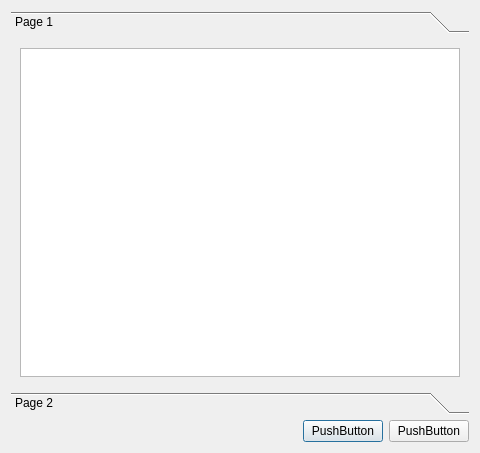
Above: confirmimport.ui from ArtemHodeev/Gidrolog before the change. Below: the same form after it.
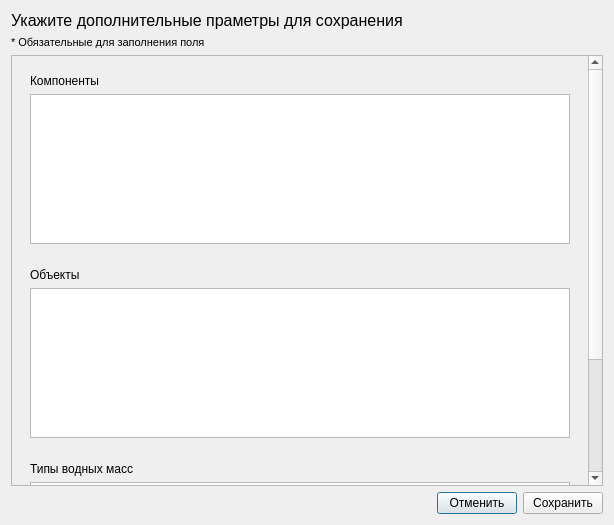
That is the form after the change.

Commit message: #3 Обновления: Реализован дилог с пользователем. После импорта система отображает какие новые элементы получены из файла и с какими параметрами их сохранить. Проблеммы: нет запроса для мест взяти проб; нет возможности указать какие элементы не сохранять, а значит и не импортировать.

Diff of the .ui file:
```diff
--- a/confirmimport.ui
+++ b/confirmimport.ui
@@ -6,79 +6,153 @@
    <rect>
     <x>0</x>
     <y>0</y>
-    <width>480</width>
-    <height>453</height>
+    <width>614</width>
+    <height>525</height>
    </rect>
   </property>
   <property name="windowTitle">
    <string>Dialog</string>
   </property>
-  <layout class="QGridLayout" name="gridLayout_2">
-   <item row="0" column="0" colspan="3">
-    <widget class="QToolBox" name="toolBox">
-     <property name="currentIndex">
-      <number>0</number>
+  <layout class="QGridLayout" name="gridLayout_3">
+   <item row="0" column="0">
+    <widget class="QLabel" name="label_2">
+     <property name="font">
+      <font>
+       <pointsize>12</pointsize>
+      </font>
      </property>
-     <widget class="QWidget" name="page">
-      <property name="geometry">
-       <rect>
-        <x>0</x>
-        <y>0</y>
-        <width>462</width>
-        <height>352</height>
-       </rect>
-      </property>
-      <attribute name="label">
-       <string>Page 1</string>
-      </attribute>
-      <layout class="QGridLayout" name="gridLayout">
-       <item row="0" column="0">
-        <widget class="QTableView" name="tableView"/>
-       </item>
-      </layout>
-     </widget>
-     <widget class="QWidget" name="page_2">
-      <property name="geometry">
-       <rect>
-        <x>0</x>
-        <y>0</y>
-        <width>462</width>
-        <height>352</height>
-       </rect>
-      </property>
-      <attribute name="label">
-       <string>Page 2</string>
-      </attribute>
-     </widget>
+     <property name="text">
+      <string>Укажите дополнительные праметры для сохранения</string>
+     </property>
     </widget>
    </item>
    <item row="1" column="0">
+    <widget class="QLabel" name="label_3">
+     <property name="font">
+      <font>
+       <pointsize>8</pointsize>
+      </font>
+     </property>
+     <property name="text">
+      <string>* Обязательные для заполнения поля</string>
+     </property>
+    </widget>
+   </item>
+   <item row="3" column="0">
     <spacer name="horizontalSpacer">
      <property name="orientation">
       <enum>Qt::Horizontal</enum>
      </property>
      <property name="sizeHint" stdset="0">
       <size>
-       <width>40</width>
+       <width>431</width>
        <height>20</height>
       </size>
      </property>
     </spacer>
    </item>
-   <item row="1" column="1">
+   <item row="3" column="1">
     <widget class="QPushButton" name="pushButton_2">
      <property name="text">
-      <string>PushButton</string>
+      <string>Отменить</string>
      </property>
     </widget>
    </item>
-   <item row="1" column="2">
+   <item row="3" column="2">
     <widget class="QPushButton" name="pushButton">
      <property name="text">
-      <string>PushButton</string>
+      <string>Сохранить</string>
      </property>
     </widget>
    </item>
+   <item row="2" column="0" colspan="3">
+    <widget class="QScrollArea" name="scrollArea">
+     <property name="widgetResizable">
+      <bool>true</bool>
+     </property>
+     <widget class="QWidget" name="scrollAreaWidgetContents">
+      <property name="geometry">
+       <rect>
+        <x>0</x>
+        <y>-159</y>
+        <width>577</width>
+        <height>591</height>
+       </rect>
+      </property>
+      <layout class="QGridLayout" name="gridLayout_5">
+       <item row="0" column="0">
+        <widget class="QWidget" name="params_widget" native="true">
+         <layout class="QGridLayout" name="gridLayout">
+          <item row="0" column="0">
+           <widget class="QLabel" name="label">
+            <property name="text">
+             <string>Компоненты</string>
+            </property>
+           </widget>
+          </item>
+          <item row="1" column="0">
+           <widget class="QTableView" name="params_tableView">
+            <property name="minimumSize">
+             <size>
+              <width>0</width>
+              <height>150</height>
+             </size>
+            </property>
+           </widget>
+          </item>
+         </layout>
+        </widget>
+       </item>
+       <item row="1" column="0">
+        <widget class="QWidget" name="location_widget" native="true">
+         <layout class="QGridLayout" name="gridLayout_2">
+          <item row="0" column="0">
+           <widget class="QLabel" name="label_4">
+            <property name="text">
+             <string>Объекты</string>
+            </property>
+           </widget>
+          </item>
+          <item row="1" column="0">
+           <widget class="QTableView" name="location_tableView">
+            <property name="minimumSize">
+             <size>
+              <width>0</width>
+              <height>150</height>
+             </size>
+            </property>
+           </widget>
+          </item>
+         </layout>
+        </widget>
+       </item>
+       <item row="2" column="0">
+        <widget class="QWidget" name="water_widget" native="true">
+         <layout class="QGridLayout" name="gridLayout_4">
+          <item row="0" column="0">
+           <widget class="QLabel" name="label_5">
+            <property name="text">
+             <string>Типы водных масс</string>
+            </property>
+           </widget>
+          </item>
+          <item row="1" column="0">
+           <widget class="QTableView" name="water_tableView">
+            <property name="minimumSize">
+             <size>
+              <width>0</width>
+              <height>150</height>
+             </size>
+            </property>
+           </widget>
+          </item>
+         </layout>
+        </widget>
+       </item>
+      </layout>
+     </widget>
+    </widget>
+   </item>
   </layout>
  </widget>
  <resources/>
```
Left out of the diff: 35 changed lines with no effect on the pictures. The commit also changes 26 other files.
